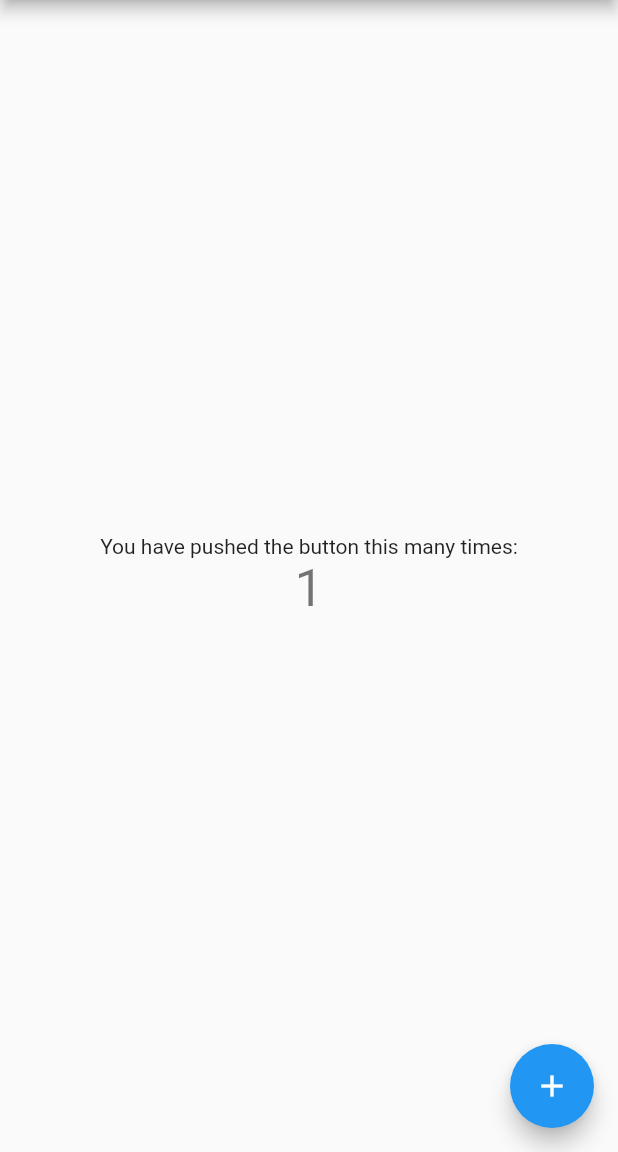
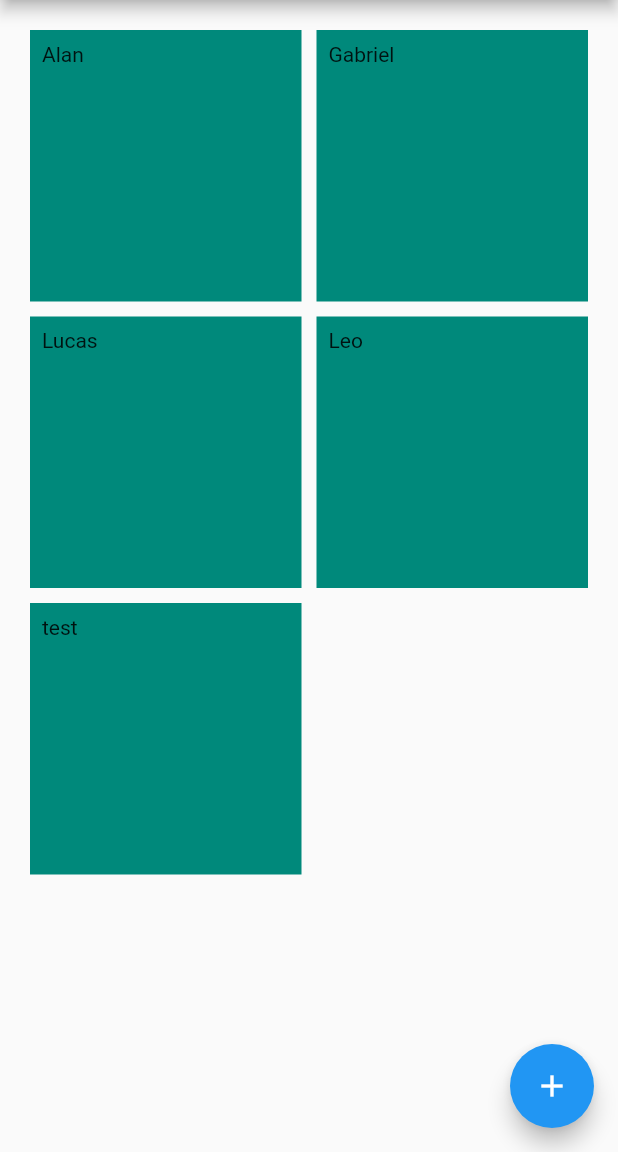
Before and after one commit to GabrielMartins173/WatchNext, a Flutter app: the screen it shows after launch, after a tap on the "add" icon, on a phone screen of 412 x 824 dp, the part 84-1236 px from its top. Run offline on Flutter 3.47's test engine with Material 2 defaults, Android fonts, the phone set to English and light mode, and no system bars; our stand-ins replace sqflite; accounts and stored records are empty.

Commit message:
home screen and database

```diff
--- /dev/null
+++ b/watch_next/lib/database.dart
@@ -0,0 +1,78 @@
+import 'package:sqflite/sqflite.dart';
+
+import 'item.dart';
+
+class WatchNextDatabase {
+
+  static Future<void> createDB(Database db) async {
+    //await db.execute("""DROP TABLE ITEM""");
+
+    await db.execute("""CREATE TABLE ITEM (
+        ID NUMERIC PRIMARY KEY,
+        NAME VARCHAR2,
+        DESCRIPTION VARCHAR2
+        );""");
+
+    populate(db);
+
+  }
+
+  static void populate(Database db) {
+    addItemBatch(Item(1, "Alan", "Saxobeat"), db);
+    addItemBatch(Item(2, "Gabriel", "Midoriya"), db);
+    addItemBatch(Item(3, "Lucas", "Pikachu"), db);
+    addItemBatch(Item(4, "Leo", "Doge"), db);
+
+}
+
+  static Future<void> addItemBatch(Item item, Database db) async {
+    await db.insert("ITEM", {"ID": item.id, "NAME": item.name, "DESCRIPTION": item.description});
+
+  }
+
+  static Future<void> addItem(Item item) async {
+    var db = await openDB();
+    await db.insert("ITEM", {"ID": item.id, "NAME": item.name, "DESCRIPTION": item.description});
+
+  }
+
+  static Future<List<Item>> getItem(int id) async {
+    var db = await openDB();
+
+    List<Map> maps = await db.query("ITEM", columns: ["ID", "NAME", "DESCRIPTION"],
+        where: "ID = ?",
+        whereArgs: [id]);
+
+    var itemList = maps.map((element) {return Item.fromJson(element);}).toList();
+    db.close();
+    return itemList;
+  }
+
+  static Future<List> getAllItem() async {
+    var db = await openDB();
+
+    List<Map> maps = await db.query("ITEM", columns: ["ID", "NAME", "DESCRIPTION"]);
+
+    var itemList = maps.map((element) {return Item.fromJson(element);}).toList();
+
+    db.close();
+    return itemList;
+  }
+
+  static void deleteItem(int id) async {
+    var db = await openDB();
+
+    await db.delete("ITEM",
+        where: "ID = ?",
+        whereArgs: [id]);
+
+    db.close();
+
+  }
+
+  static Future<Database> openDB() async {
+    var db = await openDatabase("database", version: 1, onCreate: (Database db, int version) async {createDB(db);});
+    return db;
+  }
+
+}
--- /dev/null
+++ b/watch_next/lib/item.dart
@@ -0,0 +1,12 @@
+class Item {
+  int id;
+  String name;
+  String description;
+
+  Item(this.id, this.name, this.description);
+
+  Item.fromJson(Map<dynamic, dynamic> json)
+      : id = json['ID'],
+        name = json['NAME'],
+        description = json['DESCRIPTION'];
+}
--- a/watch_next/lib/main.dart
+++ b/watch_next/lib/main.dart
@@ -1,4 +1,9 @@
+import 'dart:math';
+
 import 'package:flutter/material.dart';
+import 'package:watch_next/database.dart';
+
+import 'item.dart';
 
 void main() {
   runApp(const MyApp());
@@ -50,7 +55,8 @@ class MyHomePage extends StatefulWidget {
 class _MyHomePageState extends State<MyHomePage> {
   int _counter = 0;
 
-  void _incrementCounter() {
+  void _incrementCounter() async{
+    WatchNextDatabase.addItem(Item(Random().nextInt(100)+5, "test", "test"));
     setState(() {
       // This call to setState tells the Flutter framework that something has
       // changed in this State, which causes it to rerun the build method below
@@ -75,36 +81,17 @@ class _MyHomePageState extends State<MyHomePage> {
         // the App.build method, and use it to set our appbar title.
         title: Text(widget.title),
       ),
-      body: Center(
-        // Center is a layout widget. It takes a single child and positions it
-        // in the middle of the parent.
-        child: Column(
-          // Column is also a layout widget. It takes a list of children and
-          // arranges them vertically. By default, it sizes itself to fit its
-          // children horizontally, and tries to be as tall as its parent.
-          //
-          // Invoke "debug painting" (press "p" in the console, choose the
-          // "Toggle Debug Paint" action from the Flutter Inspector in Android
-          // Studio, or the "Toggle Debug Paint" command in Visual Studio Code)
-          // to see the wireframe for each widget.
-          //
-          // Column has various properties to control how it sizes itself and
-          // how it positions its children. Here we use mainAxisAlignment to
-          // center the children vertically; the main axis here is the vertical
-          // axis because Columns are vertical (the cross axis would be
-          // horizontal).
-          mainAxisAlignment: MainAxisAlignment.center,
-          children: <Widget>[
-            const Text(
-              'You have pushed the button this many times:',
-            ),
-            Text(
-              '$_counter',
-              style: Theme.of(context).textTheme.headline4,
-            ),
-          ],
-        ),
-      ),
+      body: FutureBuilder<Widget>(
+          future: getCardList(),
+          builder: (context, snapshot) {
+            if (snapshot.hasData) {
+              return snapshot.data!;
+            } else if (snapshot.hasError) {
+              return Text(snapshot.error.toString());
+            } else {
+              return const Text("waiting");
+            }
+          }),
       floatingActionButton: FloatingActionButton(
         onPressed: _incrementCounter,
         tooltip: 'Increment',
@@ -112,4 +99,25 @@ class _MyHomePageState extends State<MyHomePage> {
       ), // This trailing comma makes auto-formatting nicer for build methods.
     );
   }
+
+  Future<Widget> getCardList() async {
+    List<Item> itemList = (await WatchNextDatabase.getAllItem()).cast<Item>();
+
+    var containerList = itemList
+        .map((item) => Container(
+              padding: const EdgeInsets.all(8),
+              child: Text(item.name),
+              color: Colors.teal[600],
+            ))
+        .toList();
+
+    var grid = GridView.count(
+        primary: false,
+        padding: const EdgeInsets.all(20),
+        crossAxisSpacing: 10,
+        mainAxisSpacing: 10,
+        crossAxisCount: 2,
+        children: containerList);
+    return grid;
+  }
 }
--- a/watch_next/pubspec.yaml
+++ b/watch_next/pubspec.yaml
@@ -29,6 +29,7 @@ environment:
 dependencies:
   flutter:
     sdk: flutter
+  sqflite:
 
 
   # The following adds the Cupertino Icons font to your application.
```
Also changed, not shown: 5 other files.
